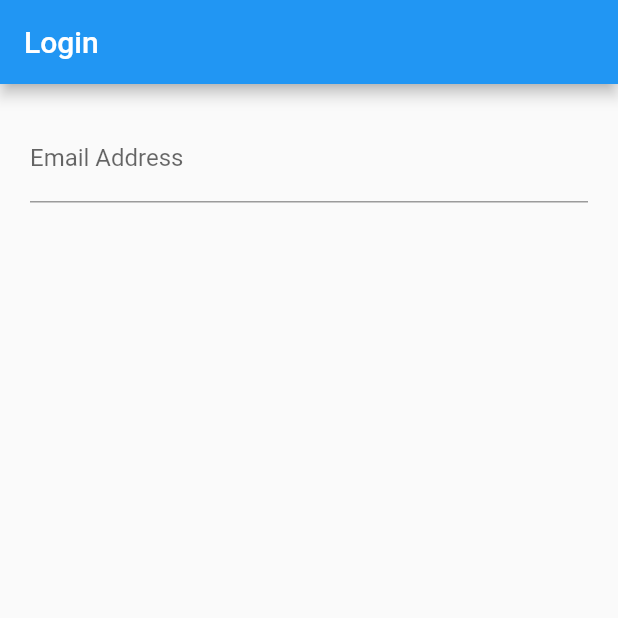
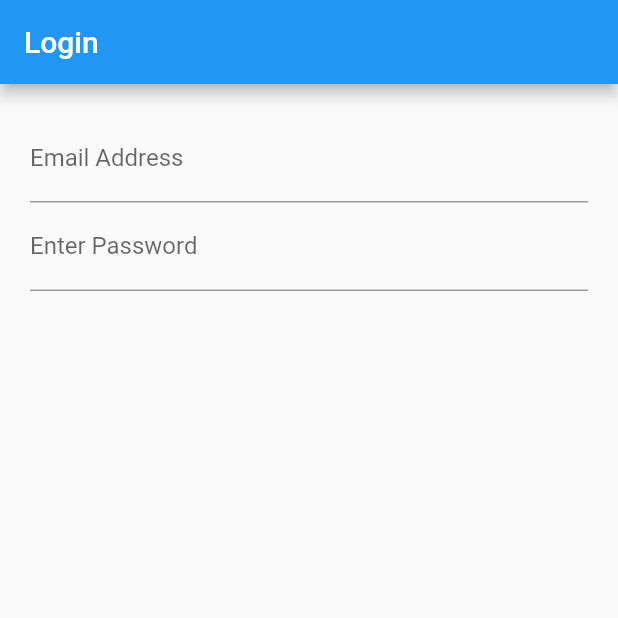
Before and after one commit to richardingwe/login_stateful, a Flutter app: the screen it shows after launch, on a phone screen of 412 x 824 dp, the top half of it. Run offline on Flutter 3.47's test engine with Material 2 defaults, Android fonts, the phone set to English and light mode, and no system bars.

Commit message:
worked on password field

```diff
--- a/lib/src/screens/login_screen.dart
+++ b/lib/src/screens/login_screen.dart
@@ -14,7 +14,7 @@ class _LoginScreenState extends State<LoginScreen> {
         child: Column(
           children: <Widget>[
             emailField(),
-            //  passwordField(),
+            passwordField(),
             //  submitButton(),
           ],
         ),
@@ -32,7 +32,15 @@ class _LoginScreenState extends State<LoginScreen> {
     );
   }
 
-  Widget passwordField() {}
+  Widget passwordField() {
+    return TextFormField(
+      obscureText: true,
+      decoration: InputDecoration(
+        labelText: 'Enter Password',
+        hintText: 'Password',
+      ),
+    );
+  }
 
   Widget submitButton() {}
 }
```
